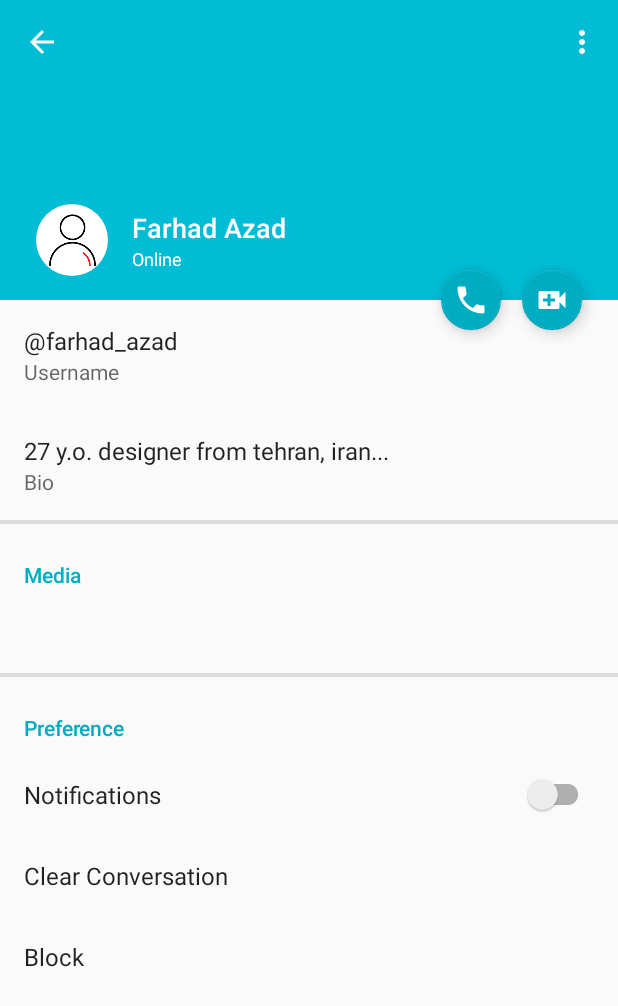
After one commit to farhadiis/android-profile-messanger-ui, an Android app: the SettingsPreference screen opened directly, with no data from a screen before it, on a phone screen of 412 x 824 dp. The commit adds this screen. Shown: the top 1006 px of the screen. Run offline under Robolectric (Android 15) with nearby library versions, the phone set to English and light mode, and no system bars; our stand-ins replace CircleImageView, androidx.preference; libraries missing offline, so code that uses them is left out: androidx.palette.graphics; 2 statements that could not run were skipped.

Commit message:
clean classes

```diff
--- a/app/build.gradle
+++ b/app/build.gradle
@@ -28,10 +28,12 @@ dependencies {
     implementation fileTree(dir: 'libs', include: ['*.jar'])
     implementation 'androidx.appcompat:appcompat:1.1.0'
     implementation 'androidx.constraintlayout:constraintlayout:1.1.3'
+    implementation 'androidx.preference:preference:1.1.0'
     implementation 'com.android.support:palette-v7:28.0.0'
     implementation 'com.google.android.material:material:1.1.0'
     implementation 'de.hdodenhof:circleimageview:3.1.0'
     implementation 'jp.wasabeef:glide-transformations:4.0.0'
+
 
     implementation 'com.github.bumptech.glide:glide:4.11.0'
     annotationProcessor 'com.github.bumptech.glide:compiler:4.11.0'
--- a/app/src/main/java/com/example/soroushprofile/ProfileActivity.java
+++ b/app/src/main/java/com/example/soroushprofile/ProfileActivity.java
@@ -13,6 +13,7 @@ import android.widget.Toast;
 import androidx.appcompat.app.AppCompatActivity;
 import androidx.appcompat.widget.Toolbar;
 import androidx.core.content.ContextCompat;
+import androidx.palette.graphics.Palette;
 
 import com.example.soroushprofile.avatar.ProfileAvatar;
 import com.example.soroushprofile.models.User;
@@ -32,7 +33,6 @@ public class ProfileActivity extends AppCompatActivity implements View.OnClickLi
     private TextView mUsernameTextView;
 
 
-
     @Override
     protected void onCreate(Bundle savedInstanceState) {
         super.onCreate(savedInstanceState);
@@ -40,14 +40,10 @@ public class ProfileActivity extends AppCompatActivity implements View.OnClickLi
         initializeRes();
         initializeToolbar();
 
-        this.user = new User("Farhad Azad", R.drawable.p01);
+        this.user = new User("Farhad Azad", R.drawable.p02);
 
         initializeProfileAvatar();
         initializeUserDate();
-    }
-
-    private void initializeUserDate() {
-        mUsernameTextView.setText(user.getName());
     }
 
     @Override
@@ -85,10 +81,10 @@ public class ProfileActivity extends AppCompatActivity implements View.OnClickLi
     }
 
     private void initializeRes() {
-        mCollapsingToolbarLayout = findViewById(R.id.toolbar_layout);
-        mHeaderImageView = findViewById(R.id.header_image_view);
-        mAvatarImageView = findViewById(R.id.avatar_image_view);
-        mUsernameTextView = findViewById(R.id.username);
+        mCollapsingToolbarLayout    = findViewById(R.id.toolbar_layout);
+        mHeaderImageView            = findViewById(R.id.header_image_view);
+        mAvatarImageView            = findViewById(R.id.avatar_image_view);
+        mUsernameTextView           = findViewById(R.id.username);
 
 
         findViewById(R.id.fab_video_call).setOnClickListener(this);
@@ -104,11 +100,18 @@ public class ProfileActivity extends AppCompatActivity implements View.OnClickLi
     }
 
     private void initializeProfileAvatar() {
-        ProfileAvatar.of(this, user, mAvatarImageView, mHeaderImageView, palette -> {
+        ProfileAvatar.of(this, user, mAvatarImageView, mHeaderImageView, this::initializeColorPalette);
+    }
+
+    private void initializeUserDate() {
+        mUsernameTextView.setText(user.getName());
+    }
+
+    private void initializeColorPalette(Palette palette) {
         int colorPrimary = ContextCompat.getColor(this, R.color.colorPrimary);
         int colorPrimaryDark = ContextCompat.getColor(this, R.color.colorPrimaryDark);
         if (palette != null) {
-                int vibrantColor = palette.getDominantColor(colorPrimary);
+            int vibrantColor = palette.getMutedColor(colorPrimary);
             mCollapsingToolbarLayout.setContentScrimColor(vibrantColor);
             int darkVibrantColor = ColorUtil.manipulateColor(vibrantColor, 0.8f);
             mCollapsingToolbarLayout.setStatusBarScrimColor(darkVibrantColor);
@@ -122,7 +125,7 @@ public class ProfileActivity extends AppCompatActivity implements View.OnClickLi
                 getWindow().setStatusBarColor(colorPrimaryDark);
             }
         }
-        });
     }
 
+
 }
--- a/app/src/main/java/com/example/soroushprofile/avatar/TextProfileAvatar.java
+++ b/app/src/main/java/com/example/soroushprofile/avatar/TextProfileAvatar.java
@@ -32,12 +32,12 @@ public class TextProfileAvatar extends ProfileAvatar {
             int colorPrimaryDark = ContextCompat.getColor(getActivity(), R.color.colorPrimaryDark);
             Resources resources = getActivity().getResources();
             int size = (int) resources.getDimension(R.dimen.avatar_size);
-            Bitmap bitmap = textAsBitmap(text, colorPrimaryDark, size);
+            Bitmap bitmap = generateTextThumbnail(text, colorPrimaryDark, size);
             imageView.setImageBitmap(bitmap);
         }
     }
 
-    private Bitmap textAsBitmap(String text, int color, int size) {
+    private Bitmap generateTextThumbnail(String text, int color, int size) {
         Paint paint = new Paint(ANTI_ALIAS_FLAG);
         paint.setTextSize(size);
         paint.setColor(Color.WHITE);
--- a/app/src/main/java/com/example/soroushprofile/util/AppBarStateChangeListener.java
+++ b/app/src/main/java/com/example/soroushprofile/components/layouts/AppBarStateChangeListener.java
@@ -1,4 +1,4 @@
-package com.example.soroushprofile.util;
+package com.example.soroushprofile.components.layouts;
 
 import com.google.android.material.appbar.AppBarLayout;
 
--- /dev/null
+++ b/app/src/main/java/com/example/soroushprofile/prefrences/SettingsPreference.java
@@ -0,0 +1,16 @@
+package com.example.soroushprofile.prefrences;
+
+import android.os.Bundle;
+
+import androidx.preference.PreferenceFragmentCompat;
+
+import com.example.soroushprofile.R;
+
+public class SettingsPreference extends PreferenceFragmentCompat {
+
+    @Override
+    public void onCreatePreferences(Bundle savedInstanceState, String rootKey) {
+        setPreferencesFromResource(R.xml.preferences, rootKey);
+    }
+
+}
--- /dev/null
+++ b/app/src/main/java/com/example/soroushprofile/prefrences/widgets/UserMediaPreference.java
@@ -0,0 +1,54 @@
+package com.example.soroushprofile.prefrences.widgets;
+
+import android.content.Context;
+import android.util.AttributeSet;
+
+import androidx.preference.Preference;
+import androidx.preference.PreferenceViewHolder;
+import androidx.recyclerview.widget.RecyclerView;
+
+import com.example.soroushprofile.R;
+
+public class UserMediaPreference extends Preference {
+
+
+    private RecyclerView mRecyclerView;
+
+
+    public UserMediaPreference(Context context) {
+        super(context);
+        init();
+    }
+
+    public UserMediaPreference(Context context, AttributeSet attrs) {
+        super(context, attrs);
+        init();
+    }
+
+    public UserMediaPreference(Context context, AttributeSet attrs, int defStyleAttr) {
+        super(context, attrs, defStyleAttr);
+        init();
+    }
+
+    public UserMediaPreference(Context context, AttributeSet attrs, int defStyleAttr, int defStyleRes) {
+        super(context, attrs, defStyleAttr, defStyleRes);
+        init();
+    }
+
+
+    private void init() {
+        setLayoutResource(R.layout.user_media_preference_view);
+    }
+
+    @Override
+    public void onBindViewHolder(PreferenceViewHolder holder) {
+        super.onBindViewHolder(holder);
+
+        mRecyclerView = (holder.itemView).findViewById(R.id.recycler_view);
+
+        bind();
+    }
+
+    private void bind() {
+    }
+}
--- a/app/src/main/java/com/example/soroushprofile/util/Util.java
+++ b/app/src/main/java/com/example/soroushprofile/util/Util.java
@@ -28,10 +28,6 @@ public class Util {
         return px / ((float) context.getResources().getDisplayMetrics().densityDpi / DisplayMetrics.DENSITY_DEFAULT);
     }
 
-    public static float convertSpToPixels(float sp, Context context) {
-        return sp * context.getResources().getDisplayMetrics().scaledDensity;
-    }
-
     public static float getTextWidth(Paint paint, String text) {
         return paint.measureText(text);
     }
--- a/app/src/main/res/layout/activity_profile.xml
+++ b/app/src/main/res/layout/activity_profile.xml
@@ -1,5 +1,5 @@
 <?xml version="1.0" encoding="utf-8"?>
-<com.example.soroushprofile.views.ParallaxLayout xmlns:android="http://schemas.android.com/apk/res/android"
+<com.example.soroushprofile.components.layouts.ParallaxLayout xmlns:android="http://schemas.android.com/apk/res/android"
     xmlns:app="http://schemas.android.com/apk/res-auto"
     xmlns:tools="http://schemas.android.com/tools"
     android:layout_width="match_parent"
@@ -107,7 +107,12 @@
         </com.google.android.material.appbar.CollapsingToolbarLayout>
     </com.google.android.material.appbar.AppBarLayout>
 
-    <include layout="@layout/content_profile" />
+    <fragment
+        app:layout_behavior="@string/appbar_scrolling_view_behavior"
+        android:id="@+id/settings_preference"
+        android:name="com.example.soroushprofile.prefrences.SettingsPreference"
+        android:layout_width="match_parent"
+        android:layout_height="match_parent" />
 
     <com.google.android.material.floatingactionbutton.FloatingActionButton
         android:id="@+id/fab_video_call"
@@ -123,11 +128,11 @@
         android:id="@+id/fab_voice_call"
         android:layout_width="wrap_content"
         android:layout_height="wrap_content"
-        android:layout_marginEnd="76dp"
+        android:layout_marginEnd="78dp"
         android:layout_marginRight="76dp"
         android:src="@drawable/ic_call_white_24dp"
         app:fabSize="mini"
         app:layout_anchor="@id/app_bar"
         app:layout_anchorGravity="bottom|end" />
 
-</com.example.soroushprofile.views.ParallaxLayout>
+</com.example.soroushprofile.components.layouts.ParallaxLayout>
--- a/app/src/main/res/values/colors.xml
+++ b/app/src/main/res/values/colors.xml
@@ -2,5 +2,5 @@
 <resources>
     <color name="colorPrimary">#00bcd4</color>
     <color name="colorPrimaryDark">#00acc1</color>
-    <color name="colorAccent">#D81B60</color>
+    <color name="colorAccent">#00acc1</color>
 </resources>
--- /dev/null
+++ b/app/src/main/res/xml/preferences.xml
@@ -0,0 +1,56 @@
+<?xml version="1.0" encoding="utf-8"?>
+<PreferenceScreen xmlns:android="http://schemas.android.com/apk/res/android"
+    xmlns:app="http://schemas.android.com/apk/res-auto">
+
+    <Preference
+        app:allowDividerBelow="false"
+        app:iconSpaceReserved="false"
+        app:summary="Username"
+        app:title="\@farhad_azad" />
+
+    <Preference
+        app:allowDividerBelow="false"
+        app:iconSpaceReserved="false"
+        app:summary="Bio"
+        app:title="27 y.o. designer from tehran, iran..." />
+
+    <androidx.preference.PreferenceCategory android:layout="@layout/preference_divider" />
+
+    <PreferenceCategory
+        app:iconSpaceReserved="false"
+        app:title="Media">
+        <com.example.soroushprofile.prefrences.widgets.UserMediaPreference />
+    </PreferenceCategory>
+
+    <androidx.preference.PreferenceCategory android:layout="@layout/preference_divider" />
+
+    <PreferenceCategory
+        app:iconSpaceReserved="false"
+        app:title="Preference">
+
+        <SwitchPreferenceCompat
+            app:iconSpaceReserved="false"
+            app:key="notifications"
+            app:title="Notifications" />
+
+        <Preference
+            app:iconSpaceReserved="false"
+            app:key="feedback"
+            app:title="Clear Conversation" />
+
+        <Preference
+            app:iconSpaceReserved="false"
+            app:key="feedback"
+            app:title="Block" />
+
+    </PreferenceCategory>
+
+
+    <!--    <androidx.preference.PreferenceCategory-->
+    <!--        android:key="user_category"-->
+    <!--        app:iconSpaceReserved="false">-->
+
+    <!--    </androidx.preference.PreferenceCategory>-->
+
+
+</PreferenceScreen>
```
Also changed, not shown: app/src/main/java/com/example/soroushprofile/components/layouts/ParallaxLayout.java (renamed from app/src/main/java/com/example/soroushprofile/views/ParallaxLayout.java, +4 -5 lines), app/src/main/res/drawable/preference_divider_light.xml (added, +19 -0 lines), app/src/main/res/layout/content_profile.xml (deleted, +0 -17 lines), app/src/main/res/layout/preference_divider.xml (added, +13 -0 lines), app/src/main/res/layout/user_media_preference_view.xml (added, +12 -0 lines). Lines whose indentation alone changed are shown as unchanged.
